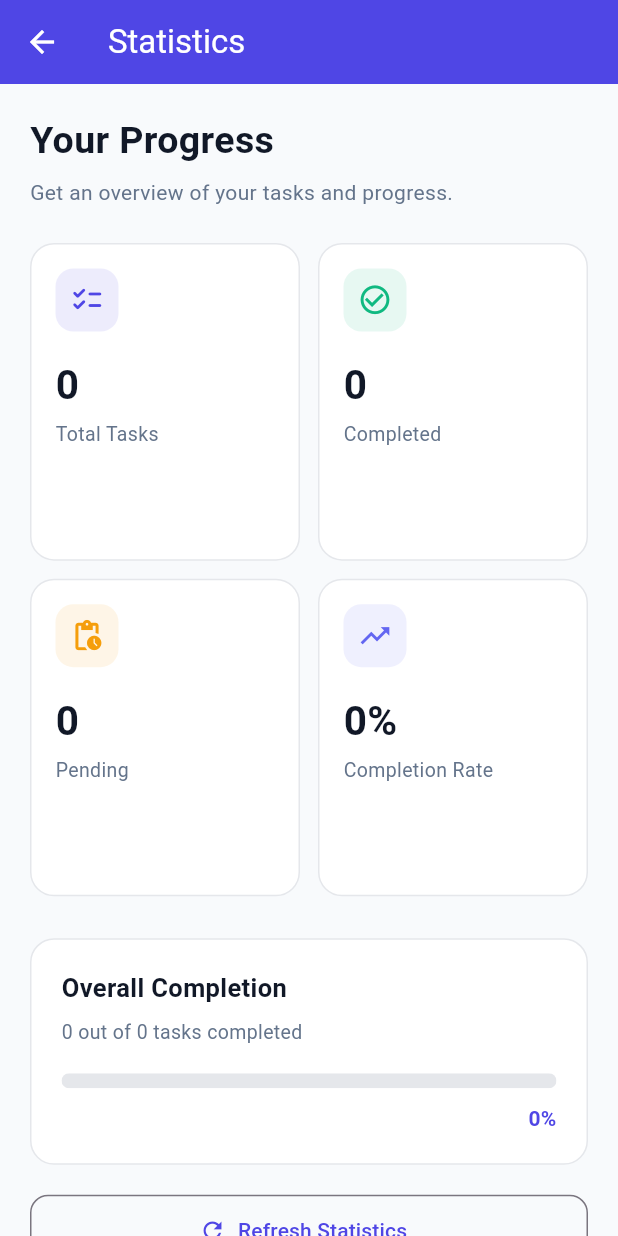
After one commit to zidi-abderrahmen/task-nest, a Flutter app: the StatisticsPage screen opened directly, on a phone screen of 412 x 824 dp. The commit adds this screen. Run offline on Flutter 3.47's test engine with Material 3 defaults, Android fonts, the light colour scheme and no system bars; our stand-ins replace supabase_flutter; accounts and stored records are empty.

Commit message:
feat: added StatisticsPage to display task progress and completion metrics

```diff
--- a/lib/pages/home_page.dart
+++ b/lib/pages/home_page.dart
@@ -3,6 +3,7 @@ import 'add_task_page.dart';
 import '../models/task.dart';
 import '../services/task_service.dart';
 import 'task_details_page.dart';
+import 'statistics_page.dart';
 
 class HomePage extends StatefulWidget {
   const HomePage({super.key});
@@ -22,7 +23,6 @@ class _HomePageState extends State<HomePage> {
   static const _primary = Color(0xFF4F46E5);
   static const _background = Color(0xFFF8FAFC);
   static const _secondaryText = Color(0xFF64748B);
-  static const _border = Color(0xFFE5E7EB);
 
   @override
   void initState() {
@@ -538,6 +538,19 @@ class _HomePageState extends State<HomePage> {
         foregroundColor: Colors.white,
         automaticallyImplyLeading: false,
         elevation: 0,
+        actions: [
+          IconButton(
+            tooltip: 'Statistics',
+            icon: const Icon(Icons.insights_outlined),
+            onPressed: () {
+              Navigator.of(context).push(
+                MaterialPageRoute(
+                  builder: (_) => const StatisticsPage(),
+                ),
+              );
+            },
+          ),
+        ],
         title: const Text(
           'TaskNest',
           style: TextStyle(
--- /dev/null
+++ b/lib/pages/statistics_page.dart
@@ -0,0 +1,278 @@
+import 'package:flutter/material.dart';
+import '../models/task.dart';
+import '../services/task_service.dart';
+
+class StatisticsPage extends StatefulWidget {
+  const StatisticsPage({super.key});
+
+  @override
+  State<StatisticsPage> createState() => _StatisticsPageState();
+}
+
+class _StatisticsPageState extends State<StatisticsPage> {
+  late Future<List<Task>> _tasksFuture;
+
+  static const _primary = Color(0xFF4F46E5);
+  static const _background = Color(0xFFF8FAFC);
+  static const _secondaryText = Color(0xFF64748B);
+
+  @override
+  void initState() {
+    super.initState();
+    _tasksFuture = TaskService().fetchTasks();
+  }
+
+  void _retry() {
+    setState(() {
+      _tasksFuture = TaskService().fetchTasks();
+    });
+  }
+
+  Widget _buildStatCard({
+    required String title,
+    required String value,
+    required IconData icon,
+    required Color color,
+  }) {
+    return Container(
+      padding: const EdgeInsets.all(16),
+      decoration: BoxDecoration(
+        color: Colors.white,
+        borderRadius: BorderRadius.circular(16),
+        border: Border.all(
+          color: const Color(0xFFE5E7EB),
+        ),
+      ),
+      child: Column(
+        crossAxisAlignment: CrossAxisAlignment.start,
+        children: [
+          Container(
+            width: 42,
+            height: 42,
+            decoration: BoxDecoration(
+              color: color.withValues(alpha: 0.10),
+              borderRadius: BorderRadius.circular(12),
+            ),
+            child: Icon(
+              icon,
+              color: color,
+              size: 23,
+            ),
+          ),
+          const SizedBox(height: 16),
+          Text(
+            value,
+            style: const TextStyle(
+              fontSize: 27,
+              fontWeight: FontWeight.w700,
+              color: Color(0xFF111827),
+            ),
+          ),
+          const SizedBox(height: 4),
+          Text(
+            title,
+            style: const TextStyle(
+              fontSize: 13,
+              color: _secondaryText,
+            ),
+          ),
+        ],
+      ),
+    );
+  }
+
+  @override
+  Widget build(BuildContext context) {
+    return Scaffold(
+      backgroundColor: _background,
+      appBar: AppBar(
+        title: const Text('Statistics'),
+        backgroundColor: _primary,
+        foregroundColor: Colors.white,
+      ),
+      body: SafeArea(
+        child: FutureBuilder<List<Task>>(
+          future: _tasksFuture,
+          builder: (context, snapshot) {
+            if (snapshot.connectionState == ConnectionState.waiting &&
+                !snapshot.hasData) {
+              return const Center(
+                child: CircularProgressIndicator(),
+              );
+            }
+
+            if (snapshot.hasError) {
+              return Center(
+                child: Padding(
+                  padding: const EdgeInsets.all(24),
+                  child: Column(
+                    mainAxisSize: MainAxisSize.min,
+                    children: [
+                      const Icon(
+                        Icons.error_outline,
+                        size: 48,
+                        color: Color(0xFFEF4444),
+                      ),
+                      const SizedBox(height: 12),
+                      const Text(
+                        'Could not load statistics.',
+                        style: TextStyle(fontSize: 16),
+                      ),
+                      const SizedBox(height: 12),
+                      ElevatedButton(
+                        onPressed: _retry,
+                        child: const Text('Retry'),
+                      ),
+                    ],
+                  ),
+                ),
+              );
+            }
+
+            final tasks = snapshot.data ?? [];
+
+            final total = tasks.length;
+            final completed = tasks.where((task) => task.completed).length;
+            final pending = total - completed;
+
+            final completionRate = total == 0
+                ? 0.0
+                : completed / total;
+
+            final percentage = '${(completionRate * 100).round()}%';
+
+            return ListView(
+              padding: const EdgeInsets.all(20),
+              children: [
+                const Text(
+                  'Your Progress',
+                  style: TextStyle(
+                    fontSize: 25,
+                    fontWeight: FontWeight.w700,
+                    color: Color(0xFF111827),
+                  ),
+                ),
+                const SizedBox(height: 6),
+                const Text(
+                  'Get an overview of your tasks and progress.',
+                  style: TextStyle(
+                    fontSize: 14,
+                    color: _secondaryText,
+                  ),
+                ),
+                const SizedBox(height: 24),
+
+                GridView.count(
+                  crossAxisCount: 2,
+                  shrinkWrap: true,
+                  physics: const NeverScrollableScrollPhysics(),
+                  crossAxisSpacing: 12,
+                  mainAxisSpacing: 12,
+                  childAspectRatio: 0.85,
+                  children: [
+                    _buildStatCard(
+                      title: 'Total Tasks',
+                      value: '$total',
+                      icon: Icons.checklist_rounded,
+                      color: _primary,
+                    ),
+                    _buildStatCard(
+                      title: 'Completed',
+                      value: '$completed',
+                      icon: Icons.check_circle_outline,
+                      color: const Color(0xFF10B981),
+                    ),
+                    _buildStatCard(
+                      title: 'Pending',
+                      value: '$pending',
+                      icon: Icons.pending_actions,
+                      color: const Color(0xFFF59E0B),
+                    ),
+                    _buildStatCard(
+                      title: 'Completion Rate',
+                      value: percentage,
+                      icon: Icons.trending_up,
+                      color: const Color(0xFF6366F1),
+                    ),
+                  ],
+                ),
+
+                const SizedBox(height: 28),
+
+                Container(
+                  padding: const EdgeInsets.all(20),
+                  decoration: BoxDecoration(
+                    color: Colors.white,
+                    borderRadius: BorderRadius.circular(16),
+                    border: Border.all(
+                      color: const Color(0xFFE5E7EB),
+                    ),
+                  ),
+                  child: Column(
+                    crossAxisAlignment: CrossAxisAlignment.start,
+                    children: [
+                      const Text(
+                        'Overall Completion',
+                        style: TextStyle(
+                          fontSize: 17,
+                          fontWeight: FontWeight.w700,
+                          color: Color(0xFF111827),
+                        ),
+                      ),
+                      const SizedBox(height: 8),
+                      Text(
+                        '$completed out of $total tasks completed',
+                        style: const TextStyle(
+                          fontSize: 13,
+                          color: _secondaryText,
+                        ),
+                      ),
+                      const SizedBox(height: 18),
+                      ClipRRect(
+                        borderRadius: BorderRadius.circular(10),
+                        child: LinearProgressIndicator(
+                          value: completionRate,
+                          minHeight: 10,
+                          backgroundColor: const Color(0xFFE5E7EB),
+                          valueColor:
+                              const AlwaysStoppedAnimation<Color>(_primary),
+                        ),
+                      ),
+                      const SizedBox(height: 10),
+                      Align(
+                        alignment: Alignment.centerRight,
+                        child: Text(
+                          percentage,
+                          style: const TextStyle(
+                            fontSize: 14,
+                            fontWeight: FontWeight.w700,
+                            color: _primary,
+                          ),
+                        ),
+                      ),
+                    ],
+                  ),
+                ),
+
+                const SizedBox(height: 20),
+
+                OutlinedButton.icon(
+                  onPressed: _retry,
+                  icon: const Icon(Icons.refresh),
+                  label: const Text('Refresh Statistics'),
+                  style: OutlinedButton.styleFrom(
+                    foregroundColor: _primary,
+                    minimumSize: const Size.fromHeight(48),
+                    shape: RoundedRectangleBorder(
+                      borderRadius: BorderRadius.circular(12),
+                    ),
+                  ),
+                ),
+              ],
+            );
+          },
+        ),
+      ),
+    );
+  }
+}
```
